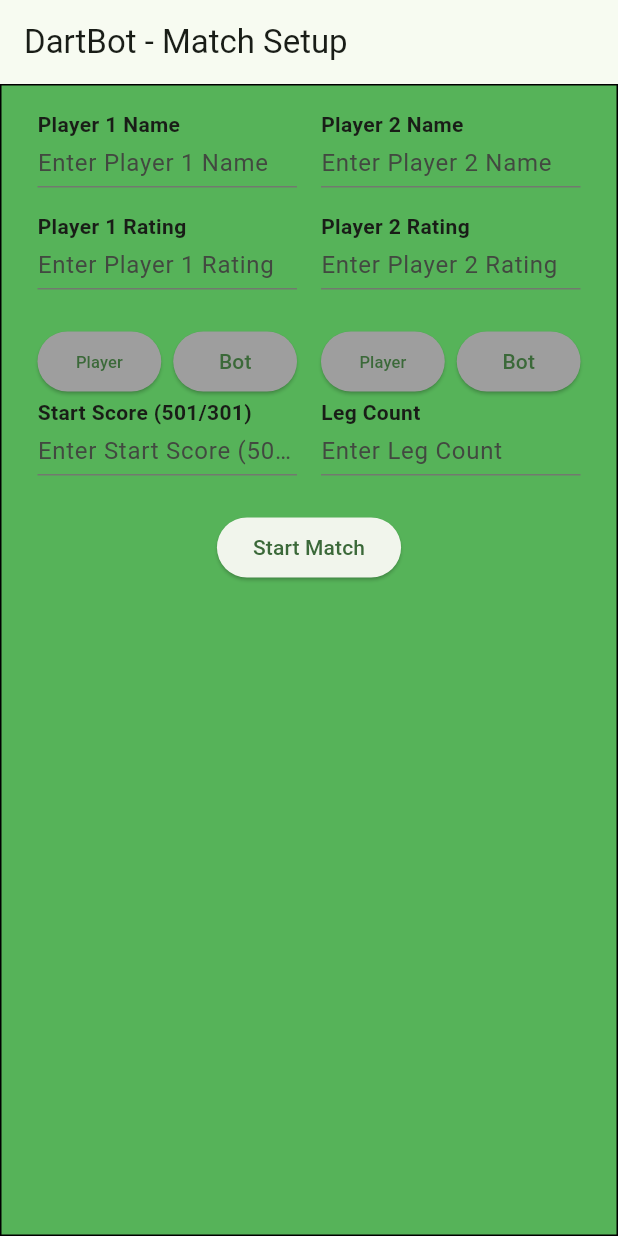
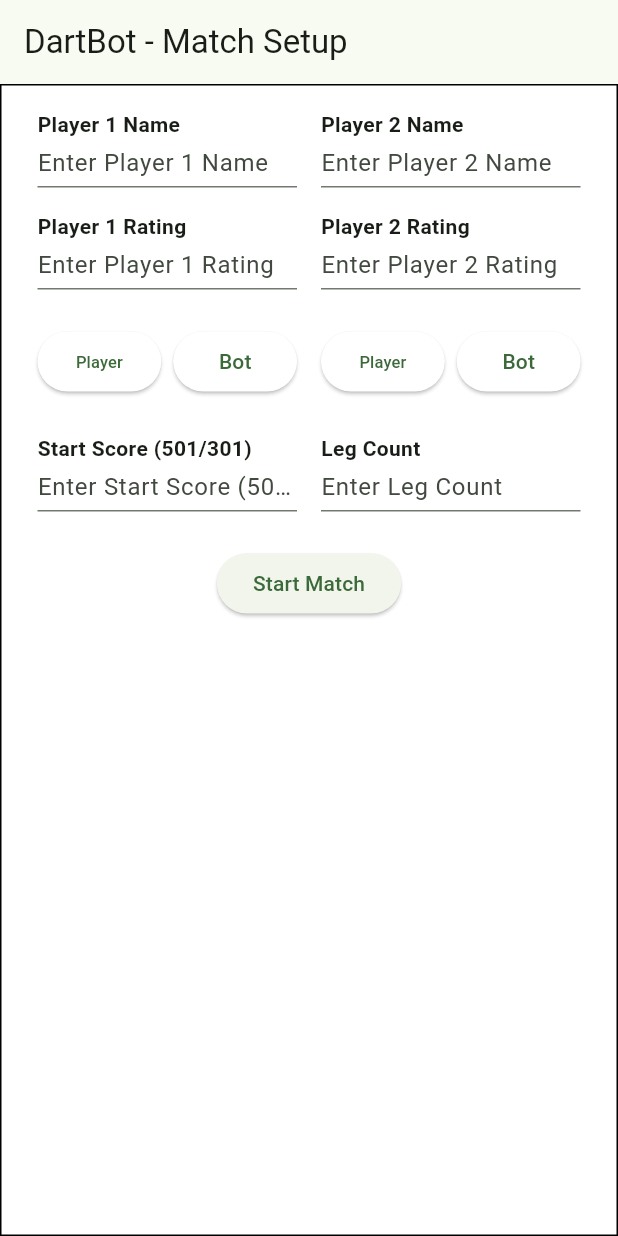
Before and after one commit to BartekSienko/dartbot-redux, a Flutter app: the screen it shows after launch, after a tap on "Start Match", on a phone screen of 412 x 824 dp. Run offline on Flutter 3.47's test engine with Material 3 defaults, Android fonts, the phone set to English and light mode, and no system bars.

Commit message:
Minor fixes to setup page

```diff
--- a/dartbot_redux/lib/frontend/match_menu/setup_menu.dart
+++ b/dartbot_redux/lib/frontend/match_menu/setup_menu.dart
@@ -45,7 +45,7 @@ class _SetupMenuState extends State<SetupMenu> {
         body: Container(
             padding: EdgeInsets.all(16),
             decoration: BoxDecoration(
-              color: const Color.fromARGB(240, 76, 175, 80),
+              color: Colors.white,
               border: Border.all(color: const Color.fromARGB(255, 0, 0, 0)),
             ),
             child: Column(
@@ -80,7 +80,7 @@ class _SetupMenuState extends State<SetupMenu> {
                       });
                     },
                   ),
-
+            SizedBox(height: 24),
               Row(
                 children: [
                   buildTextWithTextField('Start Score (501/301)', startScoreController),
@@ -149,7 +149,7 @@ class _SetupMenuState extends State<SetupMenu> {
               child: ElevatedButton(
                 onPressed: () => onSelected1(label1),
                 style: ElevatedButton.styleFrom(
-                  backgroundColor: selected1 == label1 ? Colors.white : Colors.grey,
+                  backgroundColor: selected1 == label1 ? Colors.green : Colors.white,
                 ),
                 child: Text(label1, style: TextStyle(fontSize: 11),),
               ),
@@ -159,7 +159,7 @@ class _SetupMenuState extends State<SetupMenu> {
               child: ElevatedButton(
                 onPressed: () => onSelected1(label2),
                 style: ElevatedButton.styleFrom(
-                  backgroundColor: selected1 == label2 ? Colors.white : Colors.grey,
+                  backgroundColor: selected1 == label2 ? Colors.green : Colors.white,
                 ),
                 child: Text(label2),
               ),
@@ -178,7 +178,7 @@ class _SetupMenuState extends State<SetupMenu> {
               child: ElevatedButton(
                 onPressed: () => onSelected2(label1),
                 style: ElevatedButton.styleFrom(
-                  backgroundColor: selected2 == label1 ? Colors.white : Colors.grey,
+                  backgroundColor: selected2 == label1 ? Colors.green : Colors.white,
                 ),
                 child: Text(label1, style: TextStyle(fontSize: 11)),
               ),
@@ -188,7 +188,7 @@ class _SetupMenuState extends State<SetupMenu> {
               child: ElevatedButton(
                 onPressed: () => onSelected2(label2),
                 style: ElevatedButton.styleFrom(
-                  backgroundColor: selected2 == label2 ? Colors.white : Colors.grey,
+                  backgroundColor: selected2 == label2 ? Colors.green : Colors.white,
                 ),
                 child: Text(label2),
               ),
@@ -218,7 +218,7 @@ class _SetupMenuState extends State<SetupMenu> {
                int.parse(legCountController.text),
                false, 0, false, false);
 
-    return MatchEngine(player1, player2, rules);
+    return MatchEngine(player1, player2, rules, context);
 
   }
 }
--- a/dartbot_redux/lib/frontend/match_menu/widgets/scoreboard.dart
+++ b/dartbot_redux/lib/frontend/match_menu/widgets/scoreboard.dart
@@ -69,7 +69,7 @@ void initState() {
           defaultVerticalAlignment: TableCellVerticalAlignment.middle,
           children: [
             TableRow(children: [
-              buildScoreText("First to 3 Legs", nameFontSize, topRowTextColor, topRowBGColor),
+              buildScoreText("First to ${matchEngine.matchRules.legLimit} Legs", nameFontSize, topRowTextColor, topRowBGColor),
               buildScoreText("Sets", nameFontSize, topRowTextColor, topRowBGColor),
               buildScoreText("Legs", nameFontSize, topRowTextColor, topRowBGColor),
               buildScoreText("Score", nameFontSize, topRowTextColor, topRowBGColor),
```
